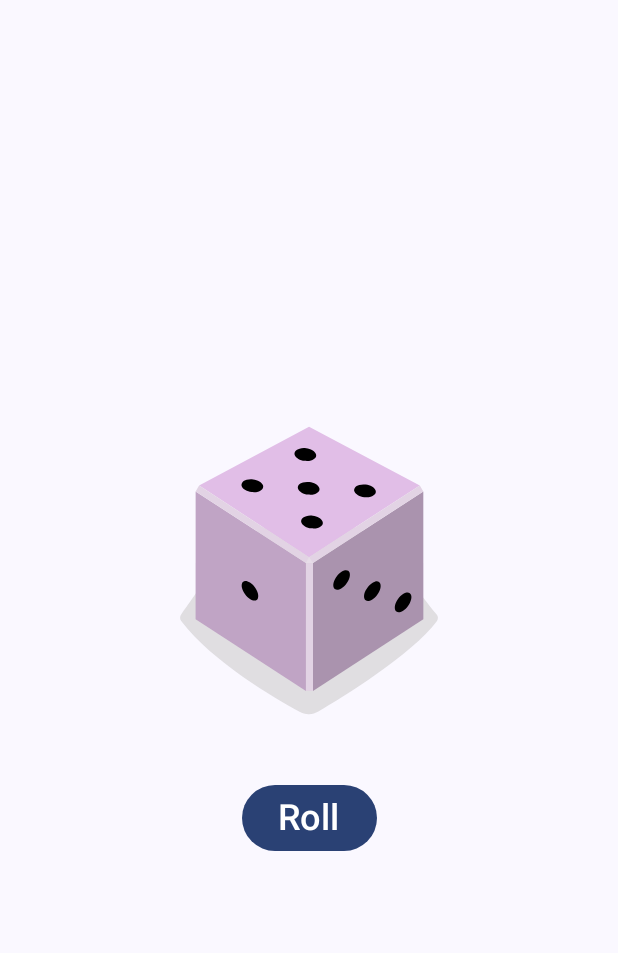
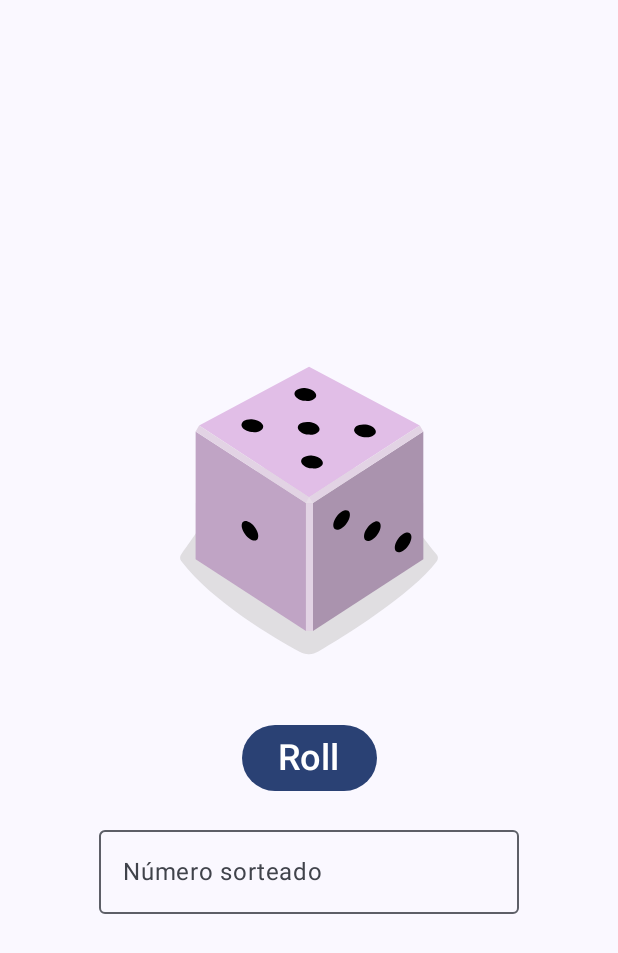
Before and after one commit to Lucas-Tino/Aplicativo-Dado, an Android app built with Jetpack Compose: the screen it shows after launch (MainActivity), after a tap on "Roll", on a phone screen of 412 x 824 dp. Shown: the top 953 px of the screen. Run offline under Robolectric (Android 15) with nearby library versions, the phone set to English and light mode, and no system bars; 1 statement that could not run was skipped.

Commit message:
TextField e verificação de vitória ou derrota

```diff
--- a/app/src/main/java/com/example/diceroller/MainActivity.kt
+++ b/app/src/main/java/com/example/diceroller/MainActivity.kt
@@ -1,6 +1,8 @@
 package com.example.diceroller
 
+import android.content.Context
 import android.os.Bundle
+import android.widget.Toast
 import androidx.activity.ComponentActivity
 import androidx.activity.compose.setContent
 import androidx.compose.foundation.Image
@@ -9,8 +11,10 @@ import androidx.compose.foundation.layout.Spacer
 import androidx.compose.foundation.layout.fillMaxSize
 import androidx.compose.foundation.layout.height
 import androidx.compose.foundation.layout.wrapContentSize
+import androidx.compose.foundation.text.KeyboardOptions
 import androidx.compose.material3.Button
 import androidx.compose.material3.MaterialTheme
+import androidx.compose.material3.OutlinedTextField
 import androidx.compose.material3.Surface
 import androidx.compose.material3.Text
 import androidx.compose.runtime.Composable
@@ -20,8 +24,10 @@ import androidx.compose.runtime.remember
 import androidx.compose.runtime.setValue
 import androidx.compose.ui.Alignment
 import androidx.compose.ui.Modifier
+import androidx.compose.ui.platform.LocalContext
 import androidx.compose.ui.res.painterResource
 import androidx.compose.ui.res.stringResource
+import androidx.compose.ui.text.input.KeyboardType
 import androidx.compose.ui.tooling.preview.Preview
 import androidx.compose.ui.unit.dp
 import androidx.compose.ui.unit.sp
@@ -54,6 +60,9 @@ fun DiceWithButtonAndImage(modifier: Modifier = Modifier) {
         5 -> R.drawable.dice_5
         else -> R.drawable.dice_6
     }
+    var num by remember {(mutableStateOf(""))}
+    val context = LocalContext.current
+
     Column(
         modifier = modifier,
         horizontalAlignment = Alignment.CenterHorizontally
@@ -63,9 +72,24 @@ fun DiceWithButtonAndImage(modifier: Modifier = Modifier) {
             contentDescription = result.toString()
         )
         Spacer(modifier = Modifier.height(16.dp))
-        Button(onClick = { result = (1..6).random() }) {
+        Button(onClick = {
+            result = (1..6).random()
+            if (num.toInt() == result) {
+                Toast.makeText(context, "Você venceu!", Toast.LENGTH_SHORT).show()
+            } else {
+                Toast.makeText(context, "Você perdeu.", Toast.LENGTH_SHORT).show()
+            }
+        }) {
             Text(stringResource(R.string.roll), fontSize = 24.sp)
         }
+        Spacer(modifier = Modifier.height(16.dp))
+        OutlinedTextField(
+            value = num,
+            onValueChange = {num = it},
+            label = {Text("Número sorteado")},
+            singleLine = true,
+            keyboardOptions = KeyboardOptions(keyboardType = KeyboardType.Number)
+        )
     }
 }
 
```
